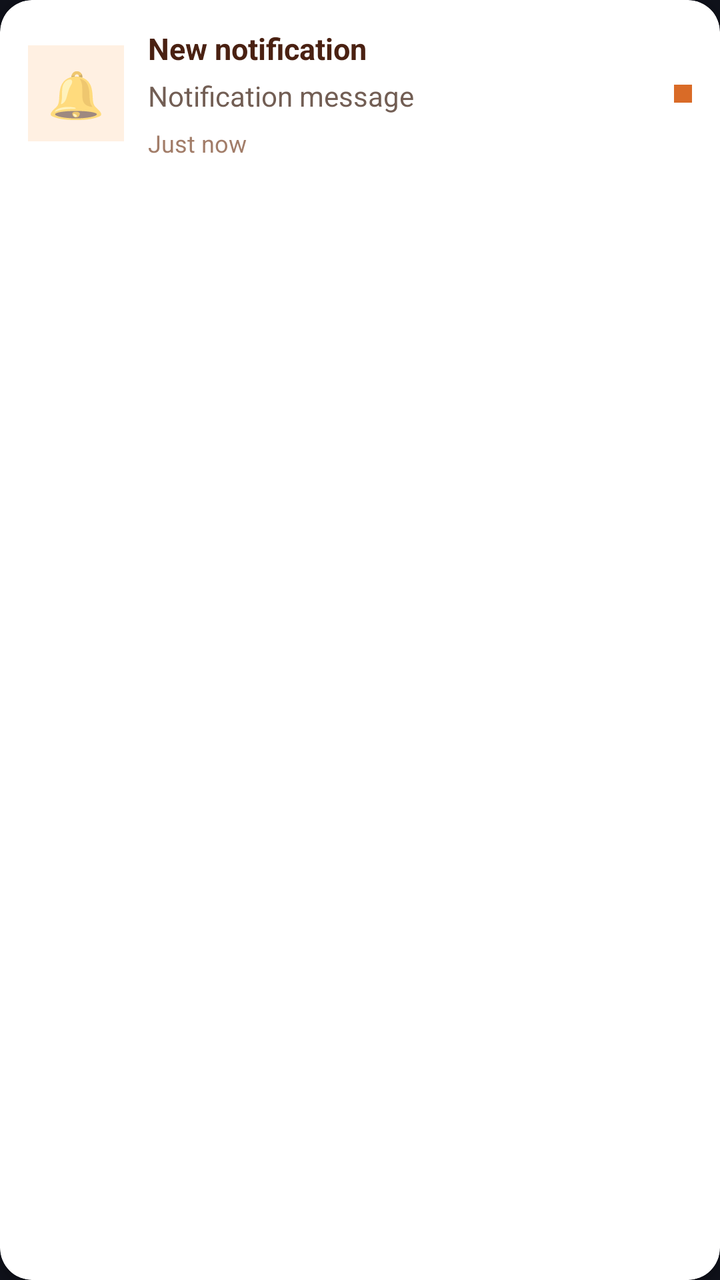
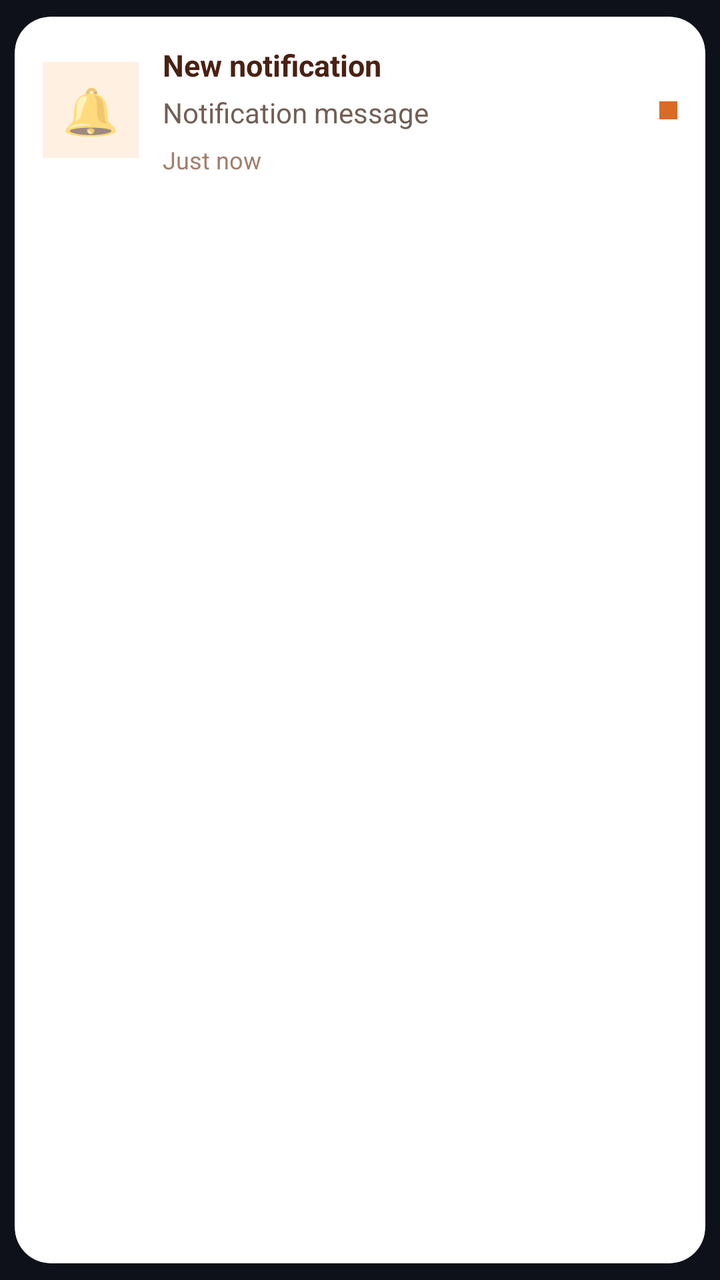

The first picture is an Android layout as it rendered before a commit; the second is the same layout after the commit. The layout source and the unified diff follow.
<!-- AndroidManifest.xml: application theme Theme.SanskritiSathi -->
<!-- res/layout/item_notification.xml -->
<?xml version="1.0" encoding="utf-8"?>
<androidx.cardview.widget.CardView
    xmlns:android="http://schemas.android.com/apk/res/android"
    xmlns:app="http://schemas.android.com/apk/res-auto"
    android:layout_width="match_parent"
    android:layout_height="wrap_content"
    android:layout_marginStart="4dp"
    android:layout_marginEnd="4dp"
    android:layout_marginBottom="10dp"
    app:cardCornerRadius="16dp"
    app:cardElevation="3dp"
    app:cardBackgroundColor="#FFFFFF">

    <LinearLayout
        android:layout_width="match_parent"
        android:layout_height="wrap_content"
        android:orientation="horizontal"
        android:gravity="center_vertical"
        android:padding="14dp">

        
        <TextView
            android:id="@+id/notificationIcon"
            android:layout_width="48dp"
            android:layout_height="48dp"
            android:gravity="center"
            android:text="🔔"
            android:textSize="23sp"
            android:background="#FFF0E2" />

        
        <LinearLayout
            android:layout_width="0dp"
            android:layout_height="wrap_content"
            android:layout_weight="1"
            android:layout_marginStart="12dp"
            android:orientation="vertical">

            <TextView
                android:id="@+id/notificationTitle"
                android:layout_width="match_parent"
                android:layout_height="wrap_content"
                android:text="New notification"
                android:textColor="#4A2112"
                android:textSize="15sp"
                android:textStyle="bold"
                android:maxLines="2"
                android:ellipsize="end" />

            <TextView
                android:id="@+id/notificationMessage"
                android:layout_width="match_parent"
                android:layout_height="wrap_content"
                android:layout_marginTop="4dp"
                android:text="Notification message"
                android:textColor="#725E54"
                android:textSize="14sp"
                android:maxLines="3"
                android:ellipsize="end" />

            <TextView
                android:id="@+id/notificationTime"
                android:layout_width="match_parent"
                android:layout_height="wrap_content"
                android:layout_marginTop="6dp"
                android:text="Just now"
                android:textColor="#A27D69"
                android:textSize="12sp" />

        </LinearLayout>

        
        <View
            android:id="@+id/notificationUnreadDot"
            android:layout_width="9dp"
            android:layout_height="9dp"
            android:layout_marginStart="8dp"
            android:background="#D96B27" />

    </LinearLayout>

</androidx.cardview.widget.CardView>
<!-- resources referenced by this layout -->
<resources>
  <style name="Theme.SanskritiSathi" parent="Theme.MaterialComponents.DayNight.NoActionBar">
  
          <item name="android:fontFamily">sans-serif</item>
  
          
          <item name="android:statusBarColor">#0F111A</item>
          <item name="android:windowLightStatusBar">false</item>
  
          <item name="android:navigationBarColor">#1A1D2B</item>
          <item name="android:windowLightNavigationBar">false</item>
  
          <item name="android:windowActionModeOverlay">true</item>
          <item name="android:windowNoTitle">true</item>
  
          <item name="android:windowBackground">#0F111A</item>
  
          <item name="android:textColorPrimary">#FFFFFF</item>
          <item name="android:textColorSecondary">#A0A5B5</item>
  
      </style>
</resources>

<!-- the commit's change to res/layout/item_notification.xml (unified diff, before → after) -->
@@ -7,9 +7,13 @@
     android:layout_marginStart="4dp"
     android:layout_marginEnd="4dp"
     android:layout_marginBottom="10dp"
-    app:cardCornerRadius="16dp"
-    app:cardElevation="3dp"
-    app:cardBackgroundColor="#FFFFFF">
+    app:cardCornerRadius="18dp"
+    app:cardElevation="2dp"
+    app:cardBackgroundColor="#FFFFFF"
+    android:background="#FFFFFF"
+
+    app:cardUseCompatPadding="true"
+>
 
     <LinearLayout
         android:layout_width="match_parent"
